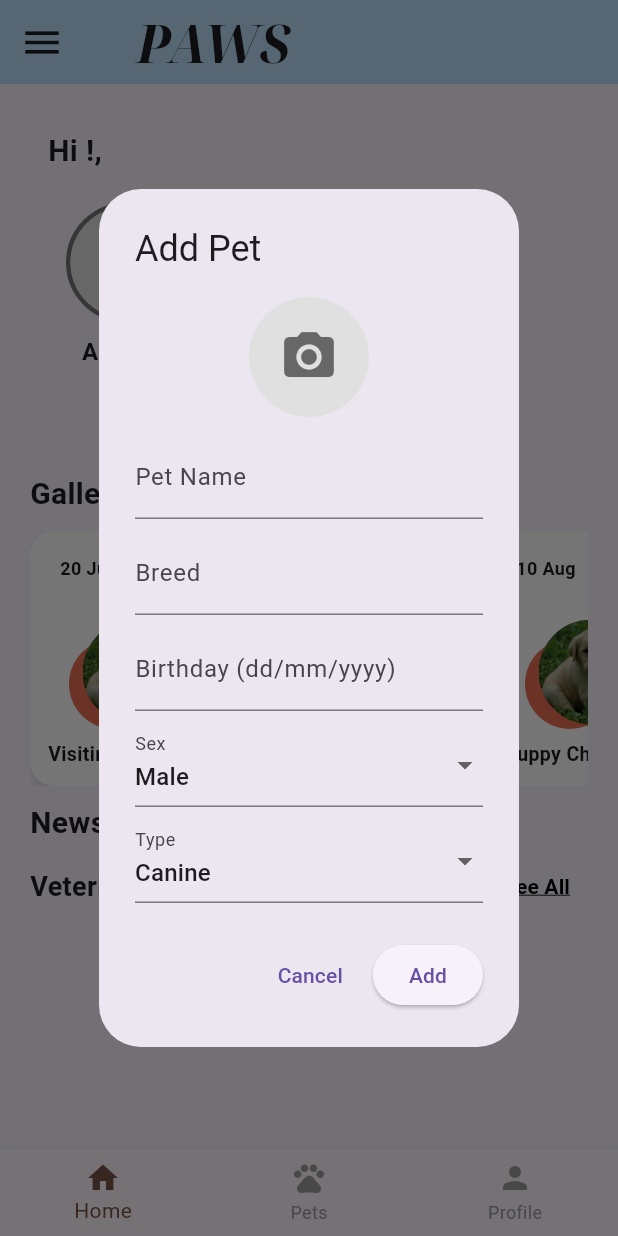
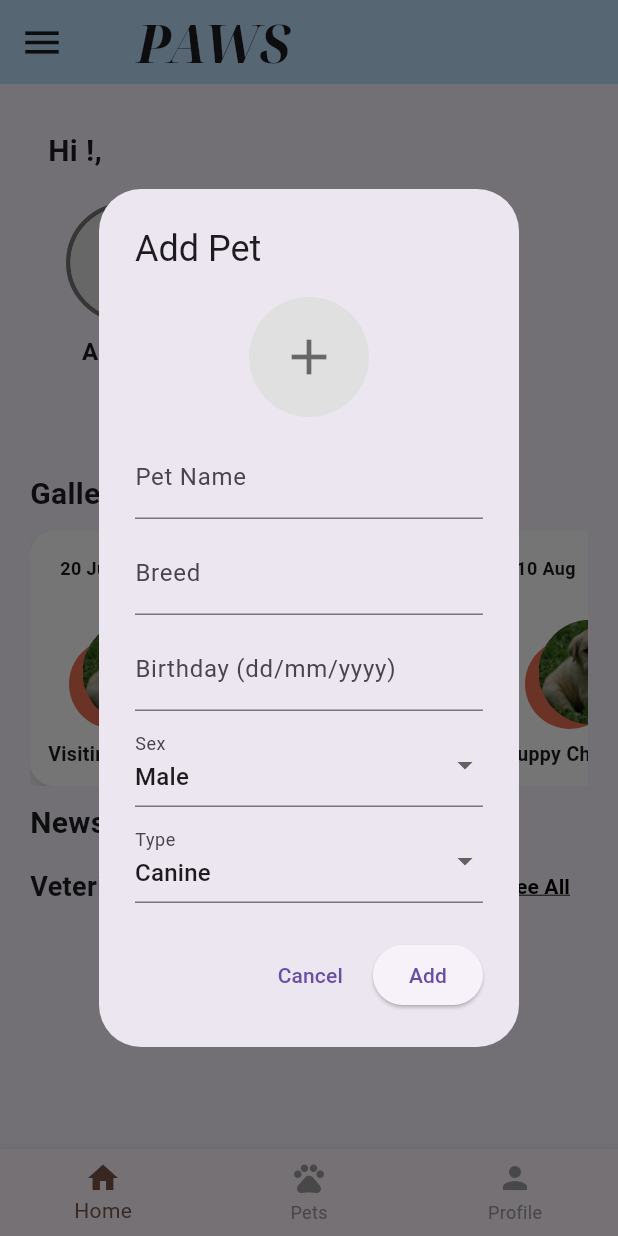
Before and after one commit to Meekouu/PAWS-Mobile-App, a Flutter app: the HomePage screen opened by its route, after a tap on "Add Pet", on a phone screen of 412 x 824 dp. Run offline on Flutter 3.47's test engine with Material 3 defaults, Android fonts, the light colour scheme and no system bars; our stand-ins replace firebase_auth, firebase_core, firebase_database, firebase_storage, flutter_svg, google_fonts and 3 more; accounts and stored records are empty; network calls fail.

Commit message:
fix add pet function

```diff
--- a/lib/widgets/pet_slider.dart
+++ b/lib/widgets/pet_slider.dart
@@ -213,7 +213,7 @@ class PetSlider extends StatelessWidget {
                         backgroundColor: Colors.grey.shade300,
                         backgroundImage: petImageFile != null ? FileImage(petImageFile!) : null,
                         child: petImageFile == null
-                            ? const Icon(Icons.camera_alt, size: 40, color: Colors.black54)
+                            ? const Icon(Icons.add, size: 40, color: Colors.black54)
                             : null,
                       ),
                     ),
```
